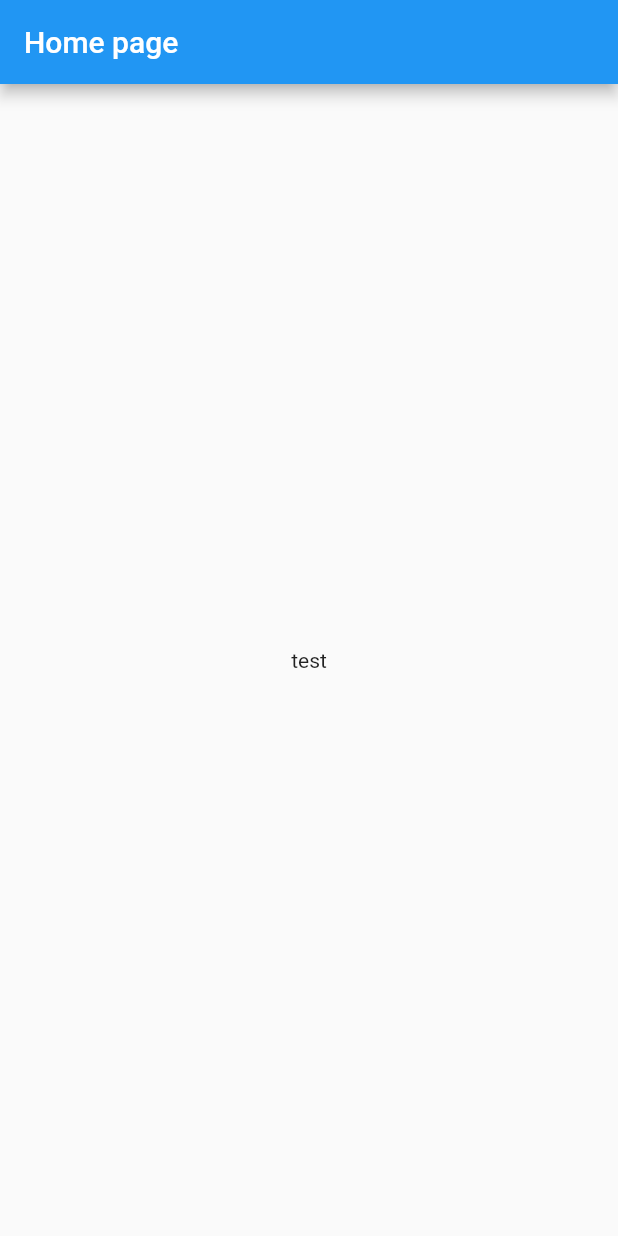
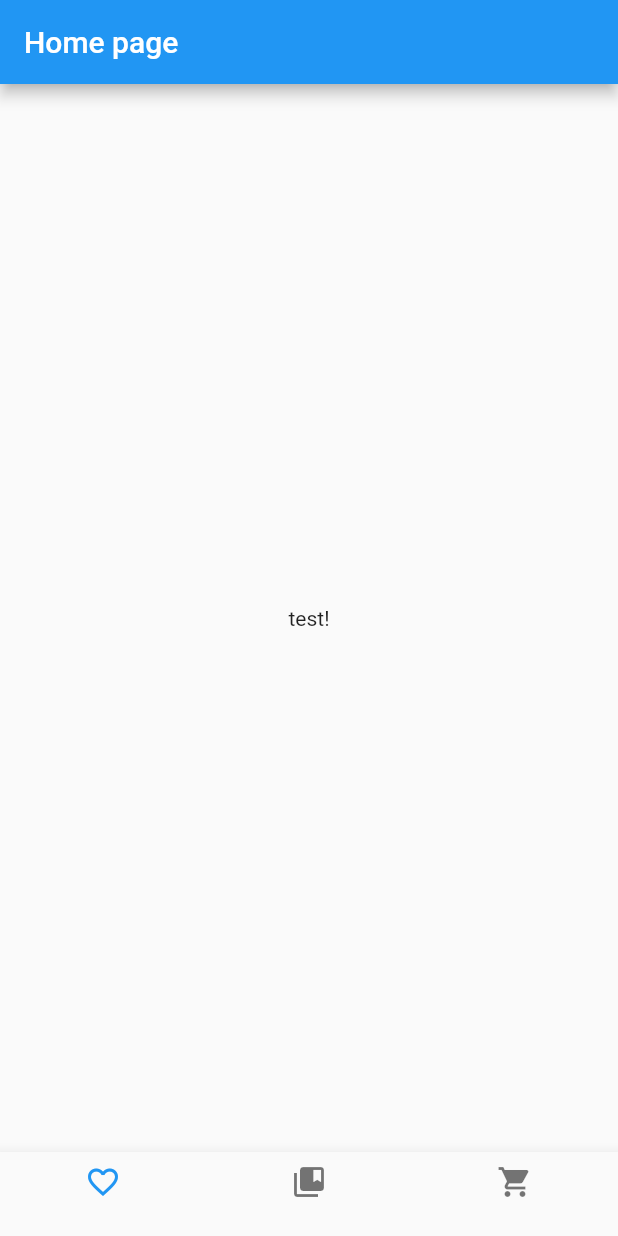
Before and after one commit to JSibaja98/appCliente, a Flutter app: the screen it shows after launch, on a phone screen of 412 x 824 dp. Run offline on Flutter 3.47's test engine with Material 2 defaults, Android fonts, the phone set to English and light mode, and no system bars.

Commit message:
ajustes proyecto

```diff
--- a/lib/src/pages/home_page/home_page.dart
+++ b/lib/src/pages/home_page/home_page.dart
@@ -8,9 +8,29 @@ class HomePage extends StatelessWidget {
         title: Text('Home page'),
       ),
       body: Center(
-        child: Text('test'),
+        child: Text('test!'),
       ),
+      bottomNavigationBar: _createBottomNavigationBar(),
       // floatingActionButton: ,
     );
   }
+
+  Widget _createBottomNavigationBar() {
+    return BottomNavigationBar(
+      items: [
+        BottomNavigationBarItem(
+          icon: Icon(Icons.favorite_border),
+          title: Text(''),
+        ),
+        BottomNavigationBarItem(
+          icon: Icon(Icons.collections_bookmark),
+          title: Text(''),
+        ),
+        BottomNavigationBarItem(
+          icon: Icon(Icons.shopping_cart),
+          title: Text(''),
+        ),
+      ],
+    );
+  }
 }
```
Also changed, not shown: lib/main.dart (line endings or trailing spaces), 1 other file.
